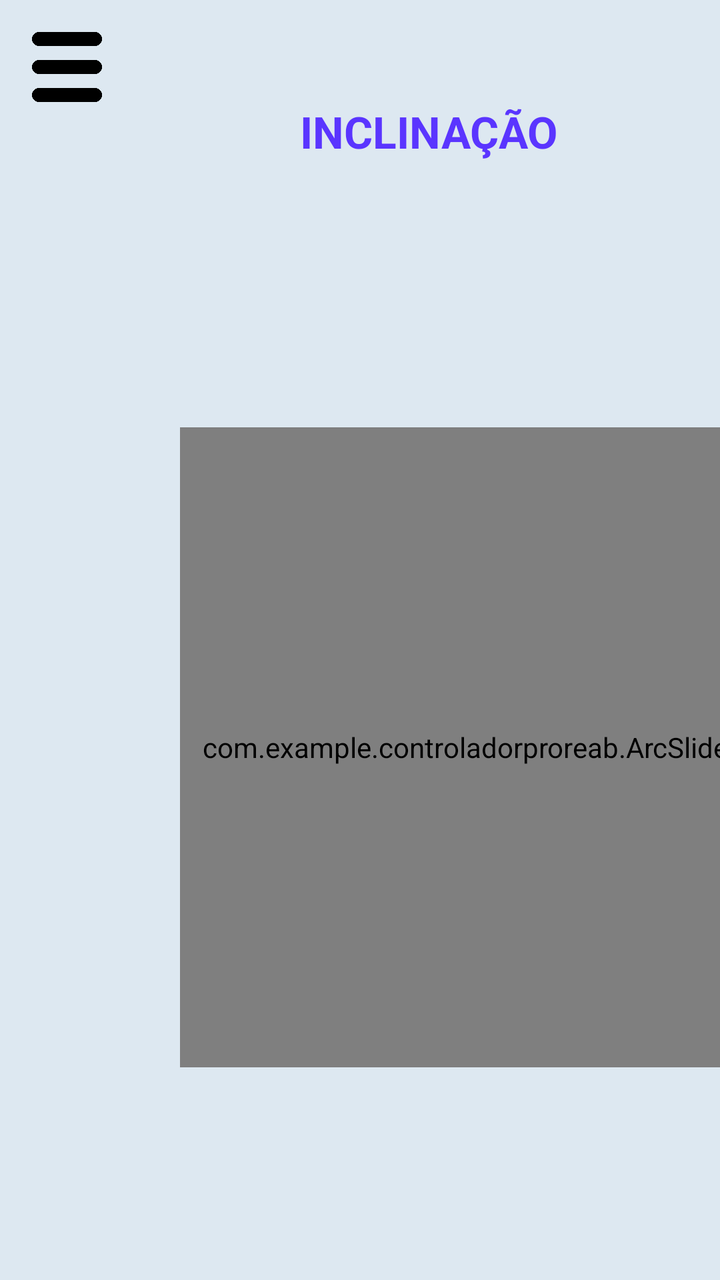
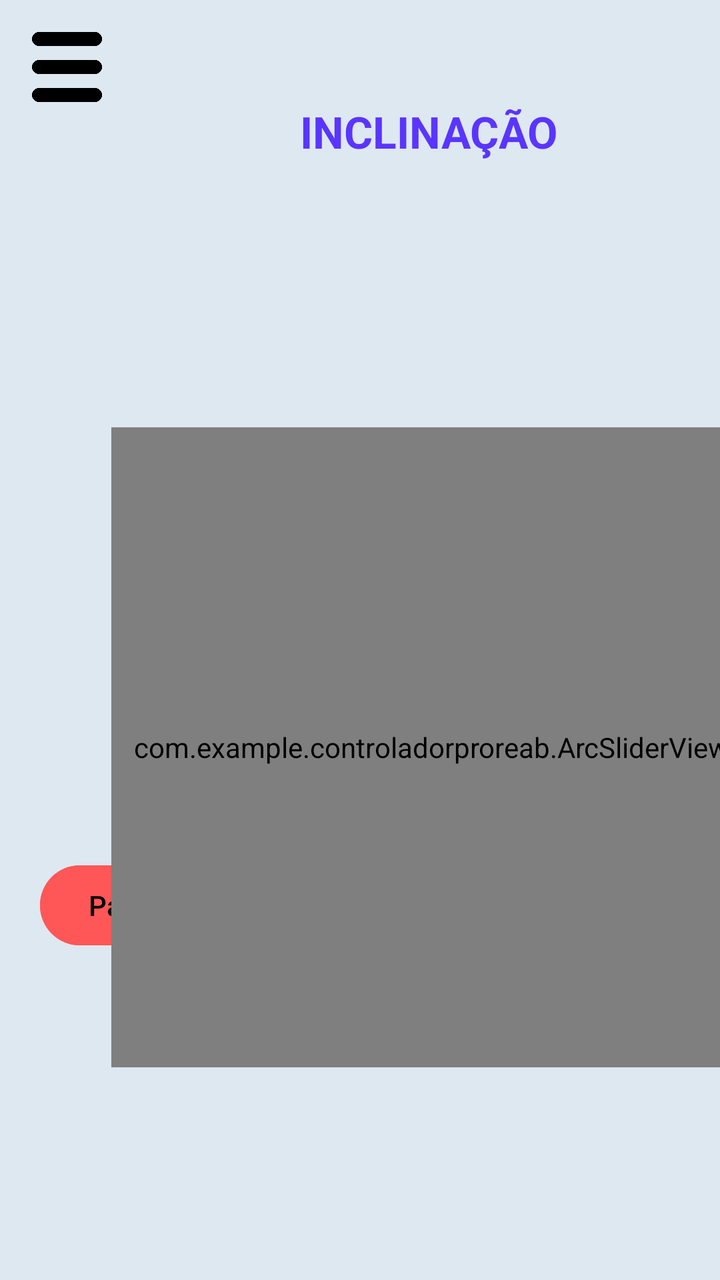

Two renders of the same Android screen: before a commit and after it. Below are the layout's source before the change and the commit's diff.
<!-- AndroidManifest.xml: application theme Theme.ControladorProreab -->
<!-- res/layout/activity_controlador.xml -->
<?xml version="1.0" encoding="utf-8"?>
<ScrollView xmlns:android="http://schemas.android.com/apk/res/android"
    xmlns:app="http://schemas.android.com/apk/res-auto"
    android:background="#DDE8F1"
    android:layout_width="match_parent"
    android:layout_height="match_parent">

    <LinearLayout
        android:layout_width="match_parent"
        android:layout_height="match_parent"
        android:orientation="vertical"
        >

        
        <ImageView
            android:id="@+id/btnMenu"
            android:layout_width="35dp"
            android:layout_height="35dp"
            android:src="@drawable/menu"
            android:layout_marginStart="16dp"
            android:layout_marginTop="16dp"
            app:layout_constraintStart_toStartOf="parent"
            app:layout_constraintTop_toTopOf="parent"/>

        <LinearLayout
            android:layout_width="match_parent"
            android:layout_height="match_parent"
            android:orientation="horizontal"
            >
            
            <TextView
                android:id="@+id/txtInc"
                android:layout_width="wrap_content"
                android:layout_height="wrap_content"
                android:text="INCLINAÇÃO"
                android:textStyle="bold"
                android:textColor="#5A35FF"
                android:textSize="22sp"
                android:layout_marginTop="0dp"
                android:layout_marginStart="150dp"
                app:layout_constraintTop_toBottomOf="@id/txtTitulo"
                app:layout_constraintStart_toStartOf="parent"
                app:layout_constraintEnd_toStartOf="@id/txtAlt"/>

            
            <TextView
                android:id="@+id/txtAlt"
                android:layout_width="wrap_content"
                android:layout_height="wrap_content"
                android:layout_marginTop="0dp"
                android:layout_marginEnd="120dp"
                android:layout_marginStart="230dp"
                android:text="ALTURA"
                android:textColor="#5A35FF"
                android:textSize="22sp"
                android:textStyle="bold"
                app:layout_constraintEnd_toEndOf="parent"
                app:layout_constraintTop_toBottomOf="@id/txtTitulo" />
        </LinearLayout>

        <LinearLayout
            android:layout_width="wrap_content"
            android:layout_height="wrap_content"
            android:orientation="horizontal"
            >

            


















            

            <com.example.controladorproreab.ArcSliderView
                android:id="@+id/arcSlider"
                android:layout_width="320dp"
                android:layout_height="320dp"
                android:layout_marginVertical="5dp"
                android:layout_marginStart="90dp"
                android:layout_marginTop="12dp"
                app:layout_constraintStart_toStartOf="parent"
                app:layout_constraintTop_toBottomOf="@id/txtInc" />
            

            
            <com.example.controladorproreab.VerticalSliderView
                android:id="@+id/verticalSlider"
                android:layout_width="100dp"
                android:layout_height="300dp"
                android:layout_marginVertical="5dp"
                android:layout_marginStart="90dp"
                app:layout_constraintTop_toBottomOf="@id/txtAlt"
                app:layout_constraintEnd_toEndOf="parent"
                android:layout_marginEnd="70dp"/>
            

        </LinearLayout>
    </LinearLayout>
</ScrollView>
<!-- resources referenced by this layout -->
<resources>
  <!-- drawable menu: png bitmap (drawable, 3351 bytes) -->
  <style name="Theme.ControladorProreab" parent="Base.Theme.ControladorProreab" />
  <style name="Base.Theme.ControladorProreab" parent="Theme.Material3.DayNight.NoActionBar">
          
          
      </style>
</resources>

<!-- the commit's change to res/layout/activity_controlador.xml (unified diff, before → after) -->
@@ -64,33 +64,31 @@
             android:orientation="horizontal"
             >
 
-            
+             
+            <FrameLayout
+                android:layout_width="wrap_content"
+                android:layout_height="wrap_content"  >
 
+                <Button
+                    android:id="@+id/btn_stop"
+                    android:layout_width="wrap_content"
+                    android:layout_height="wrap_content"
+                    android:text="Parar X"
+                    android:textColor="@color/black"
+                    android:backgroundTint="#ff5757"
+                    android:layout_marginTop="220dp"
+                    android:layout_marginStart="20dp"
+                    />
 
-
-
-
-
-
-
-
-
-
-
-
-
-
-
-
+            </FrameLayout>
 
             
-
             <com.example.controladorproreab.ArcSliderView
                 android:id="@+id/arcSlider"
                 android:layout_width="320dp"
                 android:layout_height="320dp"
                 android:layout_marginVertical="5dp"
-                android:layout_marginStart="90dp"
+                android:layout_marginStart="-60dp"
                 android:layout_marginTop="12dp"
                 app:layout_constraintStart_toStartOf="parent"
                 app:layout_constraintTop_toBottomOf="@id/txtInc" />
@@ -102,7 +100,7 @@
                 android:layout_width="100dp"
                 android:layout_height="300dp"
                 android:layout_marginVertical="5dp"
-                android:layout_marginStart="90dp"
+                android:layout_marginStart="125dp"
                 app:layout_constraintTop_toBottomOf="@id/txtAlt"
                 app:layout_constraintEnd_toEndOf="parent"
                 android:layout_marginEnd="70dp"/>
<!-- resource entries referenced after the edit -->
@@ -1,5 +1,6 @@
 <!-- resources referenced by this layout -->
 <resources>
+  <color name="black">#FF000000</color>
   <!-- drawable menu: png bitmap (drawable, 3351 bytes) -->
   <style name="Theme.ControladorProreab" parent="Base.Theme.ControladorProreab" />
   <style name="Base.Theme.ControladorProreab" parent="Theme.Material3.DayNight.NoActionBar">
